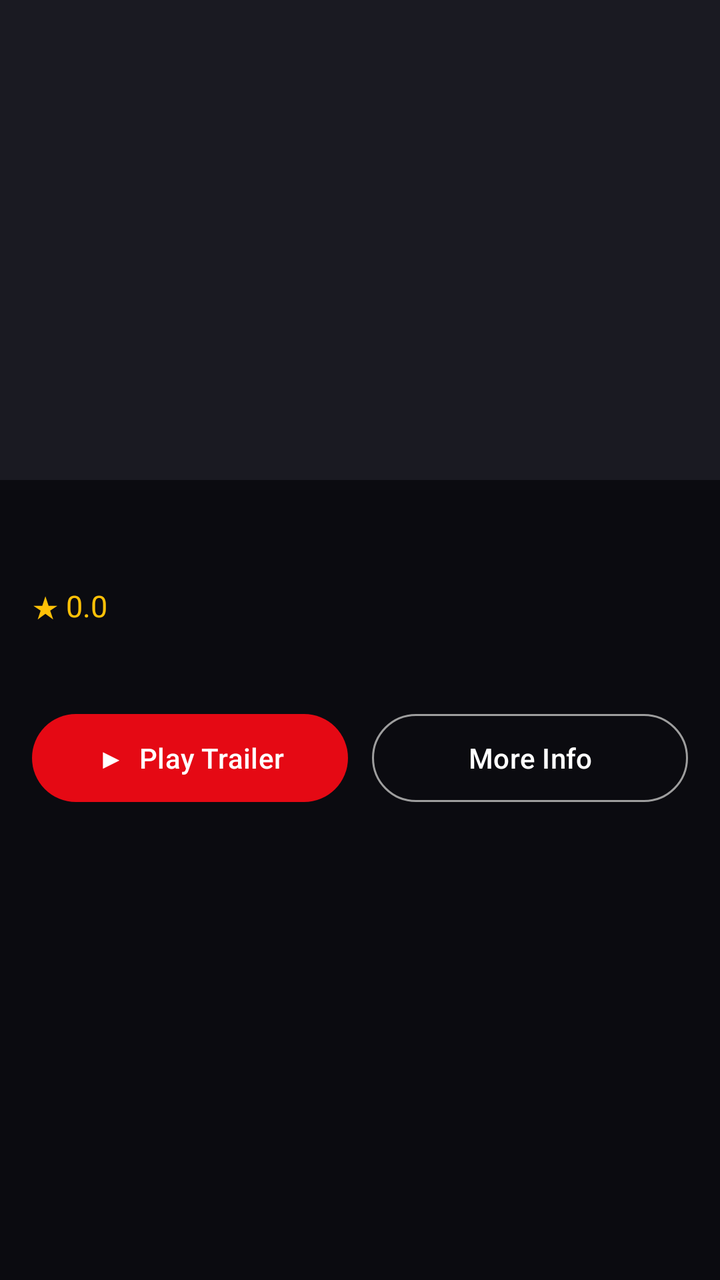
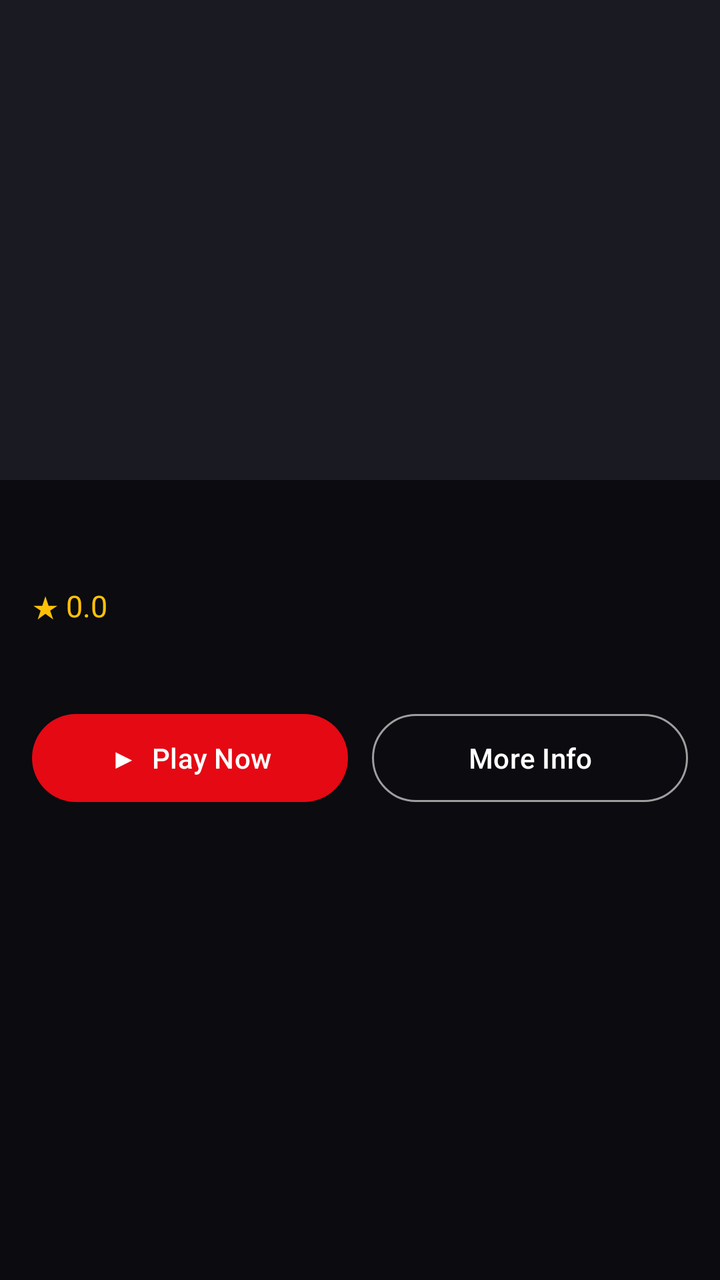

Two renders of the same Android screen: before a commit and after it. Below are the layout's source before the change and the commit's diff.
<!-- AndroidManifest.xml: application theme Theme.MovFlix -->
<!-- res/layout/activity_detail.xml -->
<?xml version="1.0" encoding="utf-8"?>
<ScrollView xmlns:android="http://schemas.android.com/apk/res/android"
    android:layout_width="match_parent"
    android:layout_height="match_parent"
    android:background="@color/bg">

    <LinearLayout
        android:layout_width="match_parent"
        android:layout_height="wrap_content"
        android:orientation="vertical">

        <ImageView
            android:id="@+id/detailBackdrop"
            android:layout_width="match_parent"
            android:layout_height="240dp"
            android:scaleType="centerCrop"
            android:background="@color/card_bg" />

        <TextView
            android:id="@+id/detailTitle"
            android:layout_width="match_parent"
            android:layout_height="wrap_content"
            android:layout_marginStart="16dp"
            android:layout_marginEnd="16dp"
            android:layout_marginTop="12dp"
            android:textColor="@color/white"
            android:textSize="24sp"
            android:textStyle="bold" />

        <LinearLayout
            android:layout_width="match_parent"
            android:layout_height="wrap_content"
            android:orientation="horizontal"
            android:layout_marginStart="16dp"
            android:layout_marginTop="8dp">

            <TextView
                android:id="@+id/detailRating"
                android:layout_width="wrap_content"
                android:layout_height="wrap_content"
                android:text="★ 0.0"
                android:textColor="#FFC107"
                android:textSize="15sp" />

            <TextView
                android:id="@+id/detailYear"
                android:layout_width="wrap_content"
                android:layout_height="wrap_content"
                android:layout_marginStart="16dp"
                android:textColor="@color/grey"
                android:textSize="15sp" />
        </LinearLayout>

        <TextView
            android:id="@+id/detailGenres"
            android:layout_width="match_parent"
            android:layout_height="wrap_content"
            android:layout_marginStart="16dp"
            android:layout_marginEnd="16dp"
            android:layout_marginTop="6dp"
            android:textColor="@color/grey"
            android:textSize="13sp" />

        <LinearLayout
            android:layout_width="match_parent"
            android:layout_height="wrap_content"
            android:orientation="horizontal"
            android:layout_marginStart="16dp"
            android:layout_marginEnd="16dp"
            android:layout_marginTop="16dp">

            <com.google.android.material.button.MaterialButton
                android:id="@+id/playBtn"
                android:layout_width="0dp"
                android:layout_height="52dp"
                android:layout_weight="1"
                android:text="▶  Play Trailer" />

            <com.google.android.material.button.MaterialButton
                android:id="@+id/moreBtn"
                style="@style/Widget.Material3.Button.OutlinedButton"
                android:layout_width="0dp"
                android:layout_height="52dp"
                android:layout_weight="1"
                android:layout_marginStart="12dp"
                android:text="More Info"
                android:textColor="@color/white"
                app:strokeColor="@color/grey"
                xmlns:app="http://schemas.android.com/apk/res-auto" />
        </LinearLayout>

        <TextView
            android:id="@+id/detailOverview"
            android:layout_width="match_parent"
            android:layout_height="wrap_content"
            android:layout_margin="16dp"
            android:textColor="@color/white"
            android:textSize="14sp"
            android:lineSpacingMultiplier="1.25"
            android:visibility="gone" />
    </LinearLayout>
</ScrollView>
<!-- resources referenced by this layout -->
<resources>
  <color name="bg">#0B0B10</color>
  <color name="card_bg">#1A1A22</color>
  <color name="grey">#9E9E9E</color>
  <color name="white">#FFFFFF</color>
  <style name="Theme.MovFlix" parent="Theme.Material3.DayNight.NoActionBar">
          <item name="colorPrimary">@color/accent</item>
          <item name="android:statusBarColor">@color/bg</item>
          <item name="android:navigationBarColor">@color/bg</item>
          <item name="android:windowBackground">@color/bg</item>
      </style>
  <color name="accent">#E50914</color>
</resources>

<!-- the commit's change to res/layout/activity_detail.xml (unified diff, before → after) -->
@@ -1,5 +1,6 @@
 <?xml version="1.0" encoding="utf-8"?>
 <ScrollView xmlns:android="http://schemas.android.com/apk/res/android"
+    xmlns:app="http://schemas.android.com/apk/res-auto"
     android:layout_width="match_parent"
     android:layout_height="match_parent"
     android:background="@color/bg">
@@ -74,7 +75,7 @@
                 android:layout_width="0dp"
                 android:layout_height="52dp"
                 android:layout_weight="1"
-                android:text="▶  Play Trailer" />
+                android:text="▶  Play Now" />
 
             <com.google.android.material.button.MaterialButton
                 android:id="@+id/moreBtn"
@@ -85,8 +86,7 @@
                 android:layout_marginStart="12dp"
                 android:text="More Info"
                 android:textColor="@color/white"
-                app:strokeColor="@color/grey"
-                xmlns:app="http://schemas.android.com/apk/res-auto" />
+                app:strokeColor="@color/grey" />
         </LinearLayout>
 
         <TextView
@@ -97,6 +97,6 @@
             android:textColor="@color/white"
             android:textSize="14sp"
             android:lineSpacingMultiplier="1.25"
-            android:visibility="gone" />
+            android:visibility="visible" />
     </LinearLayout>
 </ScrollView>
